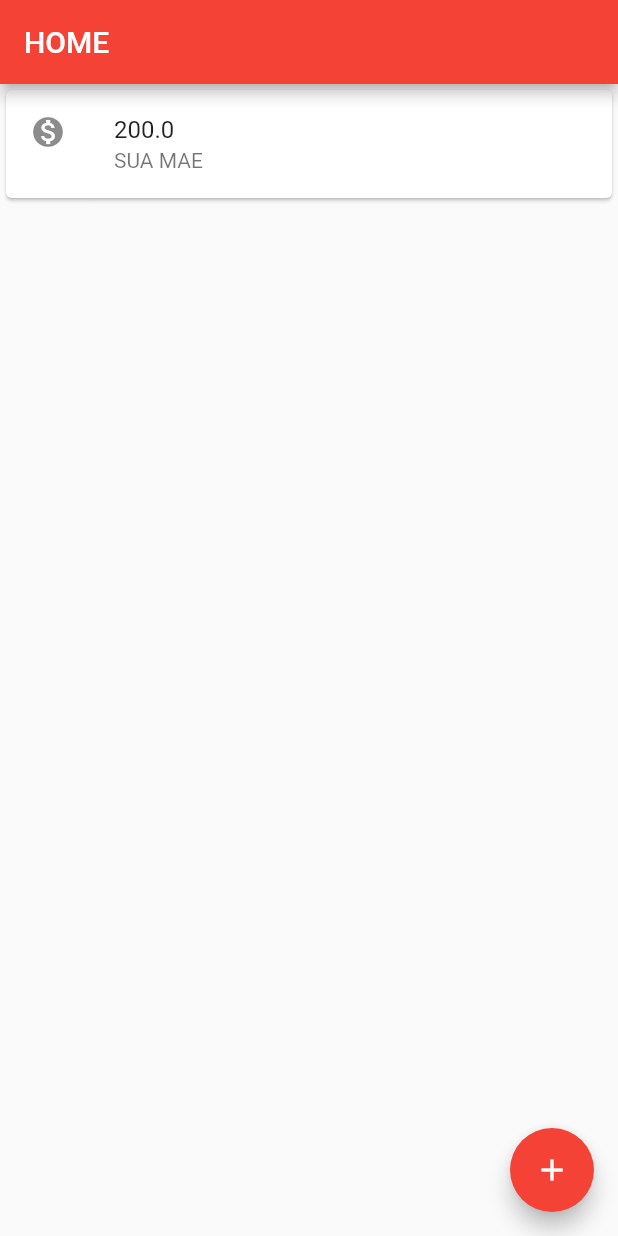
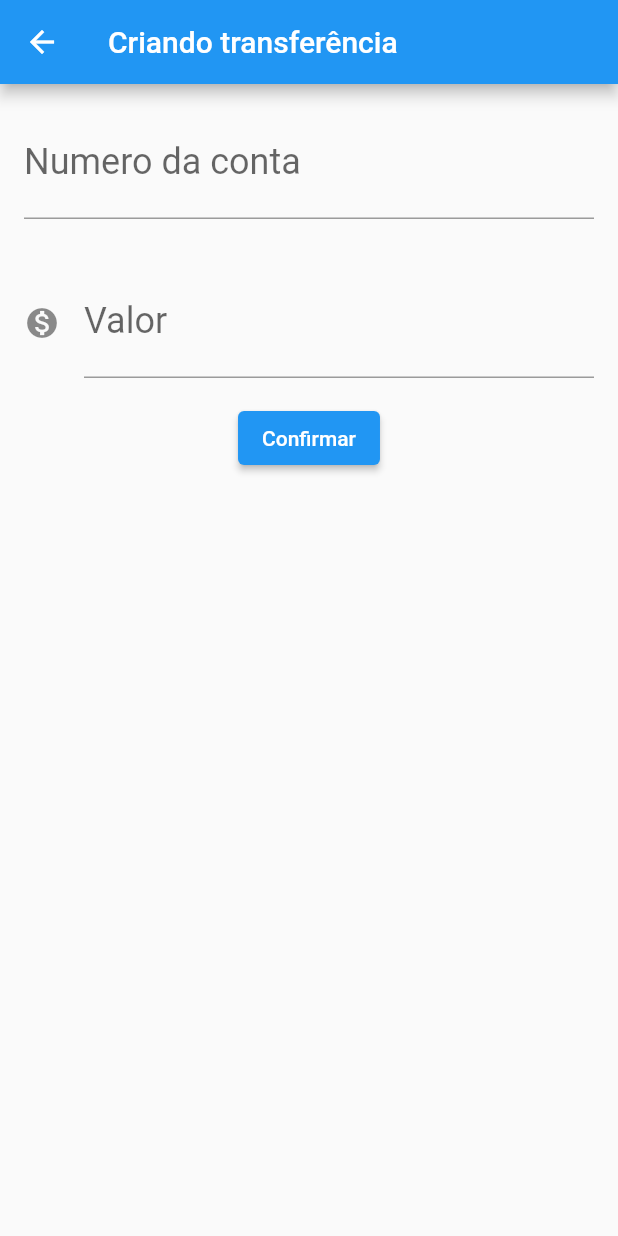
Before and after one commit to guilhermesouza48/Bank_mobile, a Flutter app: the screen it shows after launch, after a tap on the "add" icon, on a phone screen of 412 x 824 dp. Run offline on Flutter 3.47's test engine with Material 2 defaults, Android fonts, the phone set to English and light mode, and no system bars.

Commit message:
13/09 - SEPARAÇÕES EM PASTAS

```diff
--- a/analysis_options.yaml
+++ b/analysis_options.yaml
@@ -22,6 +22,7 @@ linter:
   # `// ignore_for_file: name_of_lint` syntax on the line or in the file
   # producing the lint.
   rules:
+    prefer_const_constructors: false
     # avoid_print: false  # Uncomment to disable the `avoid_print` rule
     # prefer_single_quotes: true  # Uncomment to enable the `prefer_single_quotes` rule
 
--- /dev/null
+++ b/lib/components/editor.dart
@@ -0,0 +1,28 @@
+import 'package:flutter/material.dart';
+
+class Editor extends StatelessWidget {
+  final TextEditingController? controlador;
+  final String? rotulo;
+  final String? dica;
+  final IconData? icone;
+
+  Editor({this.controlador, this.rotulo, this.dica, this.icone});
+
+  @override
+  Widget build(BuildContext context) {
+    // TODO: implement build
+    return Padding(
+      padding: const EdgeInsets.all(16.0),
+      child: TextField(
+        controller: controlador,
+        style: TextStyle(fontSize: 24.0),
+        decoration: InputDecoration(
+          icon: icone != null ? Icon(icone) : null,
+          labelText: rotulo,
+          hintText: dica,
+        ),
+        keyboardType: TextInputType.number,
+      ),
+    );
+  }
+}
--- a/lib/main.dart
+++ b/lib/main.dart
@@ -1,57 +1,15 @@
 import 'package:flutter/material.dart';
+import 'screens/transferencias/lista_transferencia.dart';
 
-void main() => runApp(
-      MaterialApp(
-        debugShowCheckedModeBanner: false,
-        home: Scaffold(
-          appBar: AppBar(
-            //Header
-            title: Text('HOME'),
-            backgroundColor: Colors.red,
-          ),
-          // Main
-          body: ListaTransf(),
+void main() => runApp(Banco());
 
-          floatingActionButton: FloatingActionButton(
-            // button add
-            onPressed: () {},
-            child: Icon(Icons.add),
-            backgroundColor: Colors.red,
-          ),
-        ),
-      ),
-    );
-
-// CLASS QUE MOSTRA A LISTA
-class ListaTransf extends StatelessWidget {
+class Banco extends StatelessWidget {
   @override
   Widget build(BuildContext context) {
-    return Column(
-      // CRIAR COLUNAS DE TEXTOS - CHILDREN
-      children: [
-        ItemTransf('200.0', 'SUA MAE'),
-      ],
+    // TODO: implement build
+    return MaterialApp(
+      debugShowCheckedModeBanner: false,
+      home: ListaTransferencia(),
     );
   }
 }
-
-// CLASS ITEM QUE ESTÁ DENTRO DA LISTA
-class ItemTransf extends StatelessWidget {
-
-  final String valor;
-  final String conta;
-
-  ItemTransf(this.valor, this.conta);
-
-  @override
-  Widget build(BuildContext context) {
-    return Card(
-      // CRIA LINHAS DE TEXTOS
-      child: ListTile(
-        leading: Icon(Icons.monetization_on),
-        title: Text(valor),
-        subtitle: Text(conta),
-      ),
-    );
-  }
-}
--- /dev/null
+++ b/lib/models/transferencia.dart
@@ -0,0 +1,11 @@
+class Transferencia {
+  final double valor;
+  final int numeroConta;
+
+  Transferencia(this.valor, this.numeroConta);
+
+  @override
+  String toString() {
+    return 'Transferencia{valor: $valor, numeroConta: $numeroConta}';
+  }
+}
--- /dev/null
+++ b/lib/screens/transferencias/formulario_transferencia.dart
@@ -0,0 +1,75 @@
+import 'package:flutter/material.dart';
+import '../../components/editor.dart';
+import '../../models/transferencia.dart';
+
+const _tituloAppBar = 'Criando transferência';
+
+const _rotuloCampoNumeroConta = 'Numero da conta';
+const _dicaCampoNumeroConta = '0000';
+
+const _rotuloCampoValor = 'Valor';
+const _dicaCampoValor = '0.00';
+
+const _textoBotaoConfirmar = 'Confirmar';
+
+class FormularioTransferencia extends StatefulWidget {
+  @override
+  State<StatefulWidget> createState() {
+    return FormularioTranferenciaState();
+  }
+}
+
+class FormularioTranferenciaState extends State<FormularioTransferencia> {
+  final TextEditingController _controladorCampoNumeroConta =
+      TextEditingController();
+  final TextEditingController _controladorCampoValor = TextEditingController();
+
+  @override
+  Widget build(BuildContext context) {
+    // TODO implement build
+    return Scaffold(
+      appBar: AppBar(
+        title: Text(_tituloAppBar),
+      ),
+      body: SingleChildScrollView(
+        child: Column(
+          children: [
+            Editor(
+              controlador: _controladorCampoNumeroConta,
+              rotulo: _rotuloCampoNumeroConta,
+              dica: _dicaCampoNumeroConta,
+            ),
+            Editor(
+              controlador: _controladorCampoValor,
+              rotulo: _rotuloCampoValor,
+              dica: _dicaCampoValor,
+              icone: Icons.monetization_on,
+            ),
+            ElevatedButton(
+              child: Text(_textoBotaoConfirmar),
+              onPressed: () {
+                _criaTransferencia(context);
+              },
+            )
+          ],
+        ),
+      ),
+    );
+  }
+
+  void _criaTransferencia(BuildContext context) {
+    debugPrint('clicou em confirmar');
+    final int? numeroConta = int.tryParse(
+      _controladorCampoNumeroConta.text,
+    );
+    final double? valor = double.tryParse(
+      _controladorCampoValor.text,
+    );
+    if (numeroConta != null && valor != null) {
+      final transferenciaCriada = Transferencia(valor, numeroConta);
+      debugPrint('Criando Transferência');
+      debugPrint('$transferenciaCriada');
+      Navigator.pop(context, transferenciaCriada);
+    }
+  }
+}
--- /dev/null
+++ b/lib/screens/transferencias/lista_transferencia.dart
@@ -0,0 +1,73 @@
+import 'package:flutter/material.dart';
+import '../../models/transferencia.dart';
+import 'formulario_transferencia.dart';
+
+const _tituloAppBar = 'Transferência';
+
+class ListaTransferencia extends StatefulWidget {
+  final List<Transferencia> _transferencias = [];
+
+  @override
+  State<StatefulWidget> createState() {
+    return ListaTransferenciaState();
+  }
+}
+
+class ListaTransferenciaState extends State<ListaTransferencia> {
+  @override
+  Widget build(BuildContext context) {
+    // TODO: implement build
+    return Scaffold(
+      appBar: AppBar(
+        title: Text(_tituloAppBar),
+      ),
+      body: ListView.builder(
+        itemCount: widget._transferencias.length,
+        itemBuilder: ((context, indice) {
+          final transferencia = widget._transferencias[indice];
+          return ItemTransferencia(transferencia);
+        }),
+      ),
+      floatingActionButton: FloatingActionButton(
+        onPressed: () {
+          final Future<Transferencia?> future = Navigator.push(
+            context,
+            MaterialPageRoute(
+              builder: (context) {
+                return FormularioTransferencia();
+              },
+            ),
+          );
+          future.then((transferenciaRecebida) {
+            debugPrint('Chegou no then do future');
+            debugPrint('$transferenciaRecebida');
+            if (transferenciaRecebida != null) {
+              setState(() {
+                widget._transferencias.add(transferenciaRecebida);
+              });
+            }
+          });
+        },
+        child: Icon(Icons.add),
+      ),
+    );
+  }
+}
+
+class ItemTransferencia extends StatelessWidget {
+  final Transferencia _transferencia;
+
+  ItemTransferencia(this._transferencia);
+
+  @override
+  Widget build(BuildContext context) {
+    // TODO: implement build
+    return Card(
+      child: ListTile(
+        leading: Icon(Icons.monetization_on),
+        title: Text(_transferencia.valor.toString()),
+        subtitle: Text(_transferencia.numeroConta.toString()),
+      ),
+    );
+  }
+}
```
Also changed, not shown: 1 other file.
